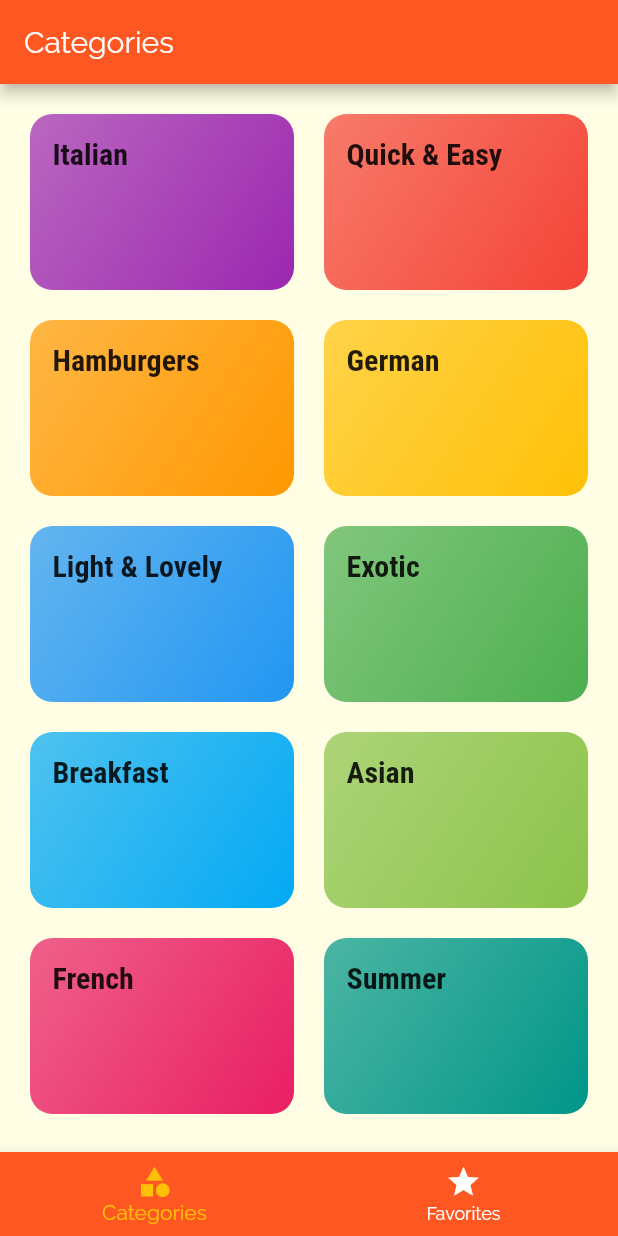
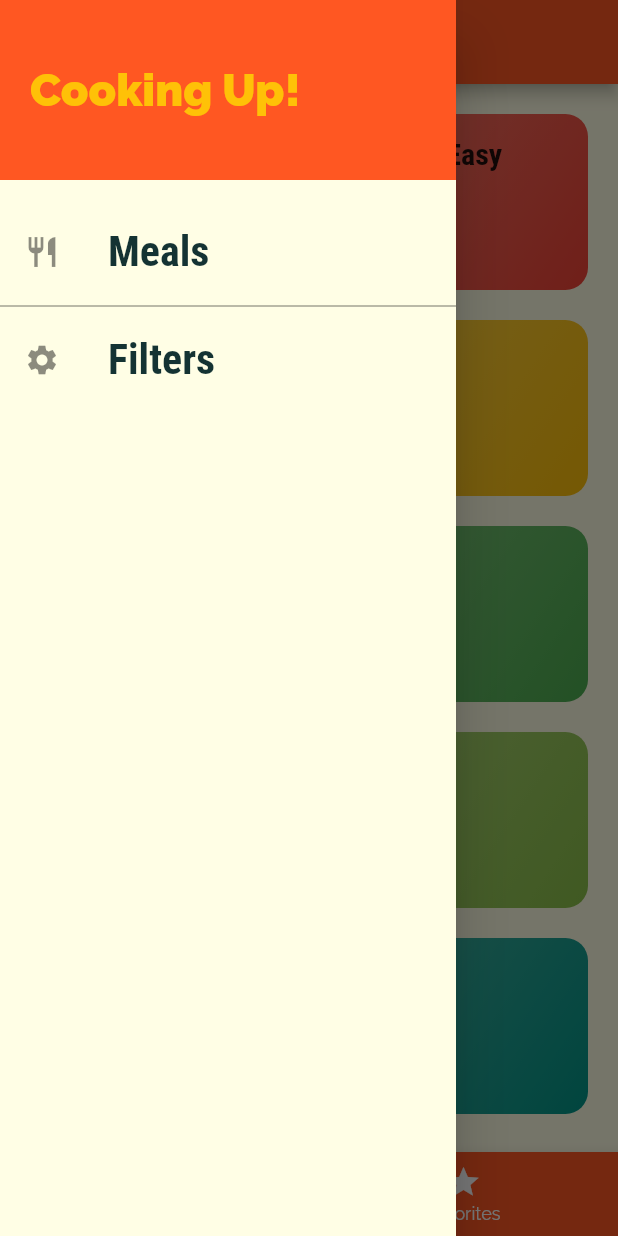
Before and after one commit to Mashood97/meals_app_flutter, a Flutter app: the screen it shows after launch, with the side drawer open (before the commit the screen has no drawer), on a phone screen of 412 x 824 dp. Run offline on Flutter 3.47's test engine with Material 2 defaults, Android fonts, the phone set to English and light mode, and no system bars.

Commit message:
Filtering logic done

```diff
--- a/lib/main.dart
+++ b/lib/main.dart
@@ -1,15 +1,54 @@
 import 'package:flutter/material.dart';
+import 'package:mealsappflutter/models/dummy_categories.dart';
+import './screens/filters_screen.dart';
 import './screens/tabs_screen.dart';
 import './screens/sub_category_meals_screen.dart';
+import 'models/meal.dart';
 import 'screens/categories_screen.dart';
 import 'screens/meal_detail_screen.dart';
 
 void main() => runApp(MyApp());
 
-class MyApp extends StatelessWidget {
+class MyApp extends StatefulWidget {
+  @override
+  _MyAppState createState() => _MyAppState();
+}
+
+class _MyAppState extends State<MyApp> {
+  Map<String, bool> _filters = {
+    'gluten': false,
+    'lactose': false,
+    'vegan': false,
+    'vegetarian': false,
+  };
+
+  List<Meal> _availableMeals = DUMMY_MEALS;
+
+  void _setFilters(Map<String, bool> filterData) {
+    setState(() {
+      _filters = filterData;
+      _availableMeals = DUMMY_MEALS.where((meal) {
+        if (_filters['gluten'] && !meal.isGlutenFree) {
+          return false;
+        }
+        if (_filters['lactose'] && !meal.isLactoseFree) {
+          return false;
+        }
+        if (_filters['vegan'] && !meal.isVegan) {
+          return false;
+        }
+        if (_filters['vegetarian'] && !meal.isVegetarian) {
+          return false;
+        }
+        return true;
+      }).toList();
+    });
+  }
+
   @override
   Widget build(BuildContext context) {
     return MaterialApp(
+      debugShowCheckedModeBanner: false,
       title: 'DeliMeals',
       theme: ThemeData(
         primarySwatch: Colors.deepOrange,
@@ -34,8 +73,13 @@ class MyApp extends StatelessWidget {
       initialRoute: '/',
       routes: {
         '/': (ctx) => TabsScreen(),
-        SubCategoryMealsScreen.routeName: (ctx) => SubCategoryMealsScreen(),
+        SubCategoryMealsScreen.routeName: (ctx) =>
+            SubCategoryMealsScreen(_availableMeals),
         MealDetailScreen.routeName: (ctx) => MealDetailScreen(),
+        FiltersScreen.routeName: (ctx) => FiltersScreen(
+              filtersmethod: _setFilters,
+              filtersMap: _filters,
+            ),
       },
       onUnknownRoute: (settings) {
         return MaterialPageRoute(builder: (ctx) => CategoriesScreen());
--- a/lib/screens/meal_detail_screen.dart
+++ b/lib/screens/meal_detail_screen.dart
@@ -133,11 +133,13 @@ class MealDetailScreen extends StatelessWidget {
         ),
       ),
       floatingActionButton: FloatingActionButton(
-        onPressed: () {},
+        onPressed: () {
+          Navigator.of(context).pop(mealid);
+        },
         elevation: 4,
         splashColor: Theme.of(context).accentColor,
         child: Icon(
-          Icons.favorite,
+          Icons.delete,
           color: Colors.white,
         ),
         backgroundColor: Theme.of(context).primaryColor,
--- a/lib/screens/tabs_screen.dart
+++ b/lib/screens/tabs_screen.dart
@@ -1,4 +1,5 @@
 import 'package:flutter/material.dart';
+import '../widgets/main_drawer.dart';
 import './categories_screen.dart';
 import './favorites_screen.dart';
 
@@ -26,6 +27,7 @@ class _TabsScreenState extends State<TabsScreen> {
       appBar: AppBar(
         title: Text(_pages[_selectedIndex]['title']),
       ),
+      drawer: MainDrawer(),
       body: _pages[_selectedIndex]['page'],
       bottomNavigationBar: BottomNavigationBar(
         backgroundColor: Theme.of(context).primaryColor,
--- /dev/null
+++ b/lib/widgets/main_drawer.dart
@@ -0,0 +1,56 @@
+import 'package:flutter/material.dart';
+import '../screens/filters_screen.dart';
+
+class MainDrawer extends StatelessWidget {
+  Widget buildListTile(IconData iconData, String title, Function tapHandler) {
+    return ListTile(
+      onTap: tapHandler,
+      leading: Icon(iconData),
+      title: Text(
+        title,
+        style: TextStyle(
+          fontFamily: 'Roboto Condensed',
+          fontSize: 28,
+          fontWeight: FontWeight.w700,
+        ),
+      ),
+    );
+  }
+
+  @override
+  Widget build(BuildContext context) {
+    return Drawer(
+      child: Column(
+        children: <Widget>[
+          Container(
+            height: 120,
+            width: double.infinity,
+            color: Theme.of(context).primaryColor,
+            padding: EdgeInsets.all(20),
+            alignment: Alignment.centerLeft,
+            child: Text(
+              'Cooking Up!',
+              style: TextStyle(
+                fontWeight: FontWeight.w900,
+                color: Theme.of(context).accentColor,
+                fontSize: 30,
+              ),
+            ),
+          ),
+          SizedBox(
+            height: 20,
+          ),
+          buildListTile(Icons.restaurant, 'Meals', () {
+            Navigator.of(context).pushReplacementNamed('/');
+          }),
+          Divider(
+            color: Colors.black54,
+          ),
+          buildListTile(Icons.settings, 'Filters', () {
+            Navigator.of(context).pushReplacementNamed(FiltersScreen.routeName);
+          }),
+        ],
+      ),
+    );
+  }
+}
```
Also changed, not shown: lib/screens/filters_screen.dart (added, +109 -0 lines), lib/screens/sub_category_meals_screen.dart (+46 -8 lines), lib/widgets/category_meal_widget.dart (+12 -3 lines).
